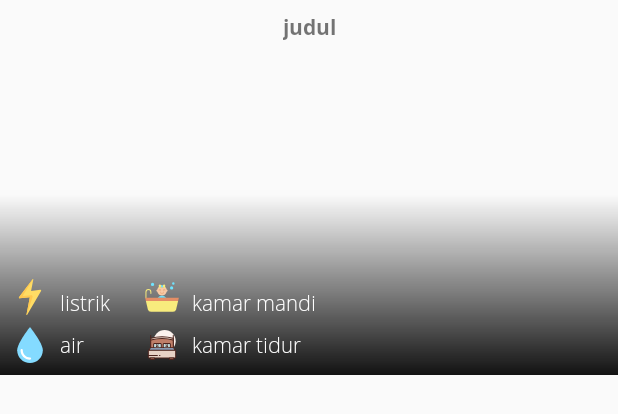
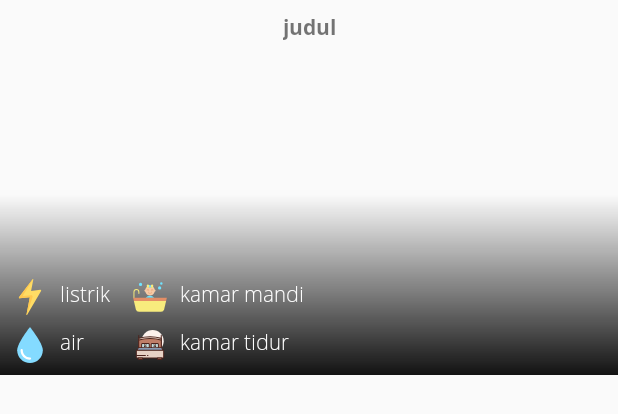
Before and after one commit to fadhilfathi/PTDutaMancaGraha, an Android app: the layout recycle_item.xml on its own in the app's theme, with its tools: preview values and no code run, on a phone screen of 412 x 824 dp. Shown: the top 414 px of the screen. Run offline under Robolectric (Android 15) with nearby library versions, the phone set to English and light mode, and no system bars.

Commit message:
update Recycler baru

```diff
--- a/app/src/main/res/layout/recycle_item.xml
+++ b/app/src/main/res/layout/recycle_item.xml
@@ -52,7 +52,7 @@
     <TextView
         android:id="@+id/_kamarmandi"
         android:layout_width="wrap_content"
-        android:layout_height="wrap_content"
+        android:layout_height="24dp"
         android:layout_marginStart="8dp"
         android:layout_marginBottom="8dp"
         android:fontFamily="@font/open_sans_light"
@@ -64,7 +64,7 @@
     <TextView
         android:id="@+id/_listrik"
         android:layout_width="40dp"
-        android:layout_height="wrap_content"
+        android:layout_height="24dp"
         android:layout_marginStart="8dp"
         android:layout_marginBottom="8dp"
         android:fontFamily="@font/open_sans_light"
@@ -76,26 +76,26 @@
     <TextView
         android:id="@+id/_kamartidur"
         android:layout_width="wrap_content"
-        android:layout_height="wrap_content"
+        android:layout_height="24dp"
         android:layout_marginStart="8dp"
-        android:layout_marginBottom="10dp"
+        android:layout_marginBottom="8dp"
+        android:fontFamily="@font/open_sans_light"
         android:text="kamar tidur"
+        android:textColor="#ffffff"
         app:layout_constraintBottom_toBottomOf="parent"
-        app:layout_constraintStart_toEndOf="@+id/imageView7"
-        android:fontFamily="@font/open_sans_light"
-        android:textColor="#ffffff"/>
+        app:layout_constraintStart_toEndOf="@+id/imageView7" />
 
     <TextView
         android:id="@+id/_air"
         android:layout_width="40dp"
-        android:layout_height="wrap_content"
+        android:layout_height="24dp"
         android:layout_marginStart="8dp"
-        android:layout_marginBottom="10dp"
+        android:layout_marginBottom="8dp"
+        android:fontFamily="@font/open_sans_light"
         android:text="air"
+        android:textColor="#ffffff"
         app:layout_constraintBottom_toBottomOf="parent"
-        app:layout_constraintStart_toEndOf="@+id/imageView3"
-        android:fontFamily="@font/open_sans_light"
-        android:textColor="#ffffff"/>
+        app:layout_constraintStart_toEndOf="@+id/imageView3" />
 
     <ImageView
         android:id="@+id/imageView4"
@@ -111,7 +111,7 @@
         android:id="@+id/imageView6"
         android:layout_width="wrap_content"
         android:layout_height="wrap_content"
-        android:layout_marginStart="16dp"
+        android:layout_marginStart="8dp"
         android:layout_marginBottom="8dp"
         app:layout_constraintBottom_toTopOf="@+id/imageView7"
         app:layout_constraintStart_toEndOf="@+id/_listrik"
@@ -121,7 +121,7 @@
         android:id="@+id/imageView7"
         android:layout_width="wrap_content"
         android:layout_height="wrap_content"
-        android:layout_marginStart="16dp"
+        android:layout_marginStart="8dp"
         android:layout_marginBottom="8dp"
         app:layout_constraintBottom_toBottomOf="parent"
         app:layout_constraintStart_toEndOf="@+id/_air"
```
